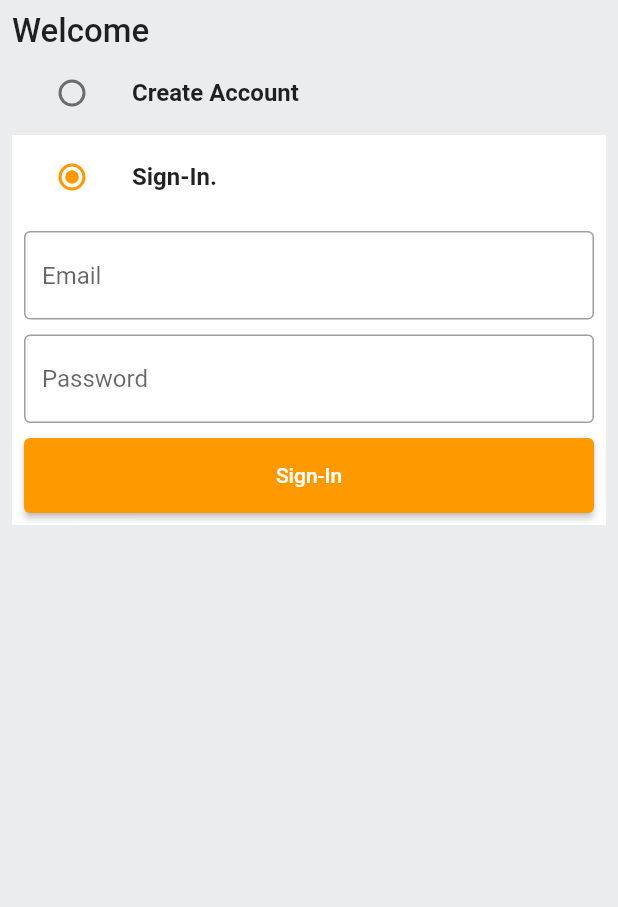
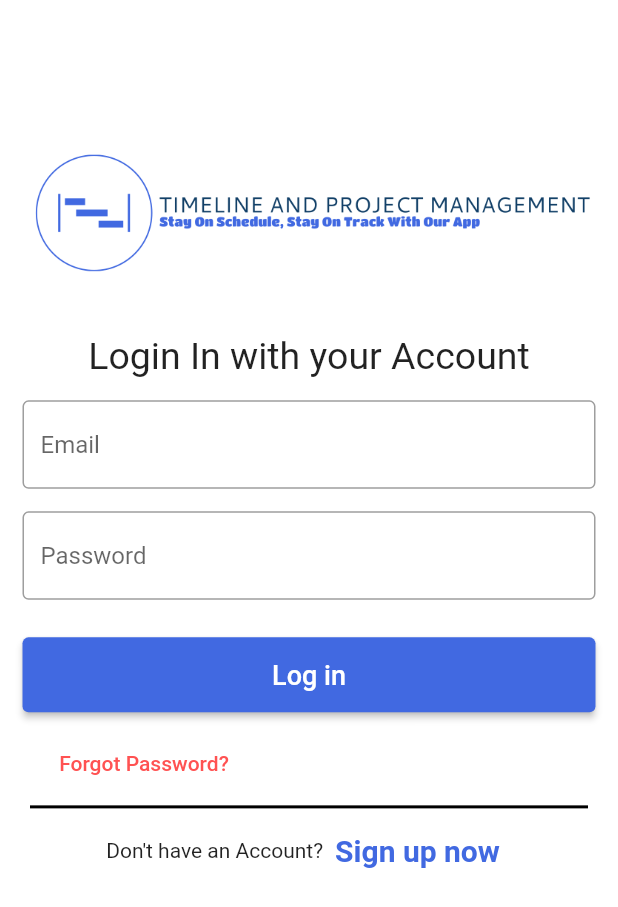
Before and after one commit to KishorKatuwal/TimelineandProjectMangementApp, a Flutter app: the screen it shows after launch, on a phone screen of 412 x 824 dp. Shown: the top 907 px of the screen. Run offline on Flutter 3.47's test engine with Material 2 defaults, Android fonts, the phone set to English and light mode, and no system bars; our stand-ins replace shared_preferences; missing offline and left inert: shared_preferences_web.

Commit message:
login screen modified

```diff
--- /dev/null
+++ b/lib/common/pallete.dart
@@ -0,0 +1,10 @@
+import 'package:flutter/material.dart';
+
+class Pallete {
+  static const Color backgroundColor = Color.fromRGBO(24, 24, 32, 1);
+  static const Color gradient1 = Color.fromRGBO(187, 63, 221, 1);
+  static const Color gradient2 = Color.fromRGBO(251, 109, 169, 1);
+  static const Color gradient3 = Color.fromRGBO(255, 159, 124, 1);
+  static const Color borderColor = Color.fromRGBO(52, 51, 67, 1);
+  static const Color whiteColor = Colors.white;
+}
--- a/lib/common/widgets/custom_button.dart
+++ b/lib/common/widgets/custom_button.dart
@@ -21,7 +21,7 @@ class CustomButton extends StatelessWidget {
         primary: color,
       ),
       child: Text(text, style: TextStyle(
-          color: color == null? Colors.white : Colors.black
+          color: color == null? Colors.white : Colors.black,fontSize: 18,
       ),),
     );
   }
--- a/lib/constants/global_variables.dart
+++ b/lib/constants/global_variables.dart
@@ -13,6 +13,7 @@ class GlobalVariables {
     stops: [0.5, 1.0],
   );
 
+  static const mainColor = Color.fromRGBO(65,105,225,1);
   static const secondaryColor = Color.fromRGBO(255, 153, 0, 1);
   static const backgroundColor = Colors.white;
   static const Color greyBackgroundCOlor = Color(0xffebecee);
--- /dev/null
+++ b/lib/features/auth/screens/login_screen.dart
@@ -0,0 +1,108 @@
+import 'package:flutter/material.dart';
+import 'package:timelineandprojectmanagementapp/common/widgets/custom_button.dart';
+import 'package:timelineandprojectmanagementapp/common/widgets/custom_textfiels.dart';
+
+class LoginScreen extends StatefulWidget {
+  const LoginScreen({Key? key}) : super(key: key);
+
+  @override
+  State<LoginScreen> createState() => _LoginScreenState();
+}
+
+class _LoginScreenState extends State<LoginScreen> {
+  final TextEditingController _emailController = TextEditingController();
+  final TextEditingController _passwordController = TextEditingController();
+
+  @override
+  void dispose() {
+    super.dispose();
+    _emailController.dispose();
+    _passwordController.dispose();
+  }
+
+  @override
+  Widget build(BuildContext context) {
+    return Scaffold(
+      body: SingleChildScrollView(
+        child: Center(
+          child: Padding(
+            padding: const EdgeInsets.only(left: 15, right: 15, top: 50),
+            child: Column(
+              mainAxisAlignment: MainAxisAlignment.center,
+              crossAxisAlignment: CrossAxisAlignment.center,
+              children: [
+                Container(
+                  padding: const EdgeInsets.only(top: 50),
+                  child: Image.asset(
+                    'assets/logo.png',
+                  ),
+                ),
+                const SizedBox(
+                  height: 40,
+                ),
+                const Text(
+                  'Login In with your Account',
+                  style: TextStyle(
+
+                      fontSize: 25,
+                      color: Colors.black87),
+                ),
+                const SizedBox(
+                  height: 15,
+                ),
+                CustomTextField(
+                    controller: _emailController, hintText: "Email"),
+                const SizedBox(
+                  height: 15,
+                ),
+                CustomTextField(
+                    controller: _passwordController, hintText: "Password"),
+                const SizedBox(
+                  height: 25,
+                ),
+                CustomButton(
+                  text: "Log in",
+                  onTap: () {},
+                ),
+                const SizedBox(
+                  height: 5,
+                ),
+                Container(
+                  margin: const EdgeInsets.only(right: 220, top: 5),
+                  child: TextButton(
+                    onPressed: () {},
+                    child: const Text(
+                      "Forgot Password?",
+                      style: TextStyle(color: Colors.redAccent),
+                    ),
+                  ),
+                ),
+                const Divider(
+                  color: Colors.black,
+                  height: 10,
+                  thickness: 2,
+                  indent: 5,
+                  endIndent: 5,
+                ),
+                Row(
+                  mainAxisAlignment: MainAxisAlignment.center,
+                  children: [
+                    const Text("Don't have an Account?"),
+                    TextButton(
+                      onPressed: () {},
+                      child: const Text(
+                        "Sign up now",
+                        style: TextStyle(
+                            fontWeight: FontWeight.bold, fontSize: 20),
+                      ),
+                    ),
+                  ],
+                )
+              ],
+            ),
+          ),
+        ),
+      ),
+    );
+  }
+}
--- a/lib/main.dart
+++ b/lib/main.dart
@@ -2,6 +2,7 @@ import 'package:flutter/material.dart';
 import 'package:provider/provider.dart';
 import 'package:timelineandprojectmanagementapp/common/widgets/bottom_bar.dart';
 import 'package:timelineandprojectmanagementapp/constants/global_variables.dart';
+import 'package:timelineandprojectmanagementapp/features/auth/screens/login_screen.dart';
 import 'package:timelineandprojectmanagementapp/features/auth/services/auth_service.dart';
 import 'package:timelineandprojectmanagementapp/features/home/screens/home_screen.dart';
 import 'package:timelineandprojectmanagementapp/providers/user_provider.dart';
@@ -13,7 +14,6 @@ void main() {
     ChangeNotifierProvider(create: (context) => UserProvider()),
   ], child: const MyApp()));
 }
-
 
 class MyApp extends StatefulWidget {
   const MyApp({Key? key}) : super(key: key);
@@ -41,15 +41,14 @@ class _MyAppState extends State<MyApp> {
       theme: ThemeData(
           scaffoldBackgroundColor: GlobalVariables.backgroundColor,
           colorScheme:
-              const ColorScheme.light(primary: GlobalVariables.secondaryColor),
+              const ColorScheme.light(primary: GlobalVariables.mainColor),
           appBarTheme: const AppBarTheme(
               elevation: 0, iconTheme: IconThemeData(color: Colors.black))),
       onGenerateRoute: (settings) => generateRoute(settings),
-      home:
-
-      Provider.of<UserProvider>(context).user.token.isNotEmpty
-          ? const BottomBar()
-          : const AuthScreen(),
+      home: LoginScreen()
+      // Provider.of<UserProvider>(context).user.token.isNotEmpty
+      //     ? const BottomBar()
+      //     : const AuthScreen(),
     );
   }
 }
--- a/pubspec.yaml
+++ b/pubspec.yaml
@@ -64,8 +64,8 @@ flutter:
   uses-material-design: true
 
   # To add assets to your application, add an assets section, like this:
-  # assets:
-  #   - images/a_dot_burr.jpeg
+  assets:
+     - assets/
   #   - images/a_dot_ham.jpeg
 
   # An image asset can refer to one or more resolution-specific "variants", see
```
Also changed, not shown: assets/logo.png (added), lib/features/auth/screens/signup_screen.dart (added), 7 other files.
